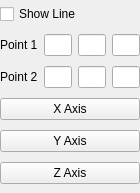
wildmichael/ParaView3-enhancements-old, file Qt/Components/Resources/UI/pqLineWidget.ui: the form before one commit.
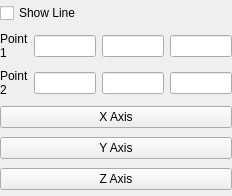
The form after the commit.

Commit message: ENH: 3DWidget properties can also be labelled. They use the label, if any, on the controlled property for the corresponding element.

```diff
--- a/Qt/Components/Resources/UI/pqLineWidget.ui
+++ b/Qt/Components/Resources/UI/pqLineWidget.ui
@@ -8,8 +8,8 @@
    <rect>
     <x>0</x>
     <y>0</y>
-    <width>140</width>
-    <height>193</height>
+    <width>232</width>
+    <height>196</height>
    </rect>
   </property>
   <property name="windowTitle" >
@@ -42,6 +42,9 @@
        <property name="text" >
         <string>Point 1</string>
        </property>
+       <property name="wordWrap" >
+        <bool>true</bool>
+       </property>
       </widget>
      </item>
      <item row="0" column="3" >
@@ -68,6 +71,9 @@
        <property name="text" >
         <string>Point 2</string>
        </property>
+       <property name="wordWrap" >
+        <bool>true</bool>
+       </property>
       </widget>
      </item>
      <item>
```
Left out of the diff: 8 changed lines with no effect on the pictures. The commit also changes 7 other files.
